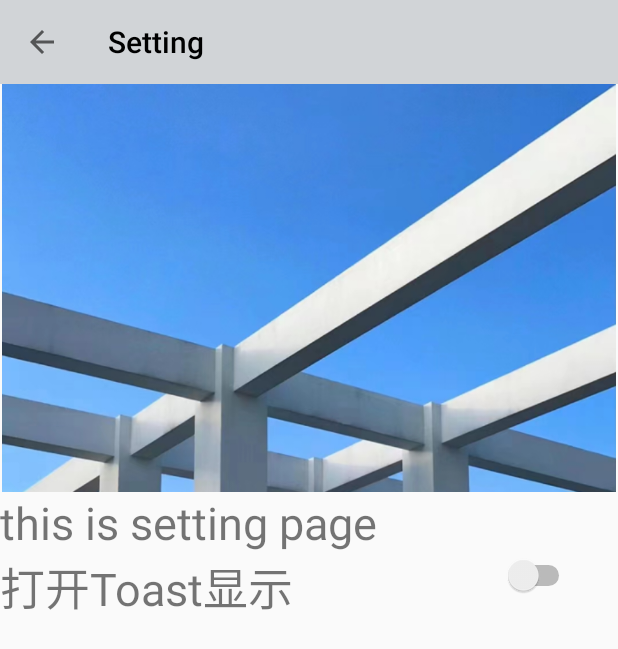
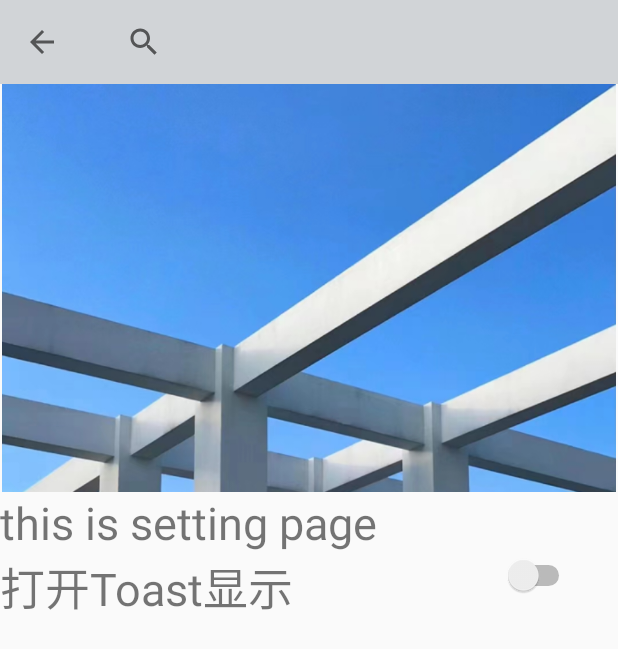
Before and after one commit to BugKillerStudio/bookshelf-jyh, an Android app: the SettingActivity screen opened directly, with no data from a screen before it, on a phone screen of 412 x 824 dp. Shown: the top 649 px of the screen. Run offline under Robolectric (Android 15) with nearby library versions, the phone set to English and light mode, and no system bars.

```diff
--- a/app/src/main/java/com/jnu/student/SettingActivity.java
+++ b/app/src/main/java/com/jnu/student/SettingActivity.java
@@ -32,10 +32,11 @@ public class SettingActivity extends AppCompatActivity {
 
         Map<String, String> logEvents = new HashMap<>();
 
-        logEvents.clear();
-        logEvents.put("Name", "onCreate");
+//        logEvents.clear();
+//        logEvents.put("Name", "onCreate");
 
-
+        Boolean switch_stat = this.getIntent().getBooleanExtra("switch_stat",false);
+//        Toast.makeText(SettingActivity.this,""+switch_stat,Toast.LENGTH_SHORT).show();
         Toolbar mToolbar = (Toolbar) findViewById(R.id.second_toolbar);
         setSupportActionBar(mToolbar);
         if (getSupportActionBar() != null) {
@@ -45,6 +46,11 @@ public class SettingActivity extends AppCompatActivity {
 
         switch1 = findViewById(R.id.setting_switch1);
         switch1_text = findViewById(R.id.setting_switch1_text);
+
+        if(switch_stat){
+            switch1.setChecked(true);
+        }
+
         switch1.setOnCheckedChangeListener(new CompoundButton.OnCheckedChangeListener() {
             @Override
             public void onCheckedChanged(CompoundButton compoundButton, boolean b) {
@@ -56,13 +62,14 @@ public class SettingActivity extends AppCompatActivity {
             }
         });
 //        refreshResult(); // 刷新Switch按钮的开关说明
-        Intent intent=new Intent();
-        Bundle bundle=new Bundle();
-        switch_stat = switch1.isChecked();
-        bundle.putBoolean("switch_stat",switch_stat);
-
-        intent.putExtras(bundle);
-        setResult(666,intent);
+//        Intent intent=new Intent();
+//        Bundle bundle=new Bundle();
+//        switch_stat = switch1.isChecked();
+//        Toast.makeText(SettingActivity.this,""+switch_stat,Toast.LENGTH_SHORT).show();
+//        bundle.putBoolean("switch_stat",switch_stat);
+//
+//        intent.putExtras(bundle);
+//        setResult(666,intent);
 
     }
 
@@ -71,6 +78,13 @@ public class SettingActivity extends AppCompatActivity {
     public boolean onOptionsItemSelected(MenuItem item) {
         switch (item.getItemId()) {
             case android.R.id.home:
+                Intent intent=new Intent();
+                Bundle bundle=new Bundle();
+                switch_stat = switch1.isChecked();
+                bundle.putBoolean("switch_stat",switch_stat);
+
+                intent.putExtras(bundle);
+                setResult(666,intent);
                 finish();
                 break;
             default:
--- a/app/src/main/res/layout/main_toolbar.xml
+++ b/app/src/main/res/layout/main_toolbar.xml
@@ -22,5 +22,10 @@
             app:menu="@menu/activity_main_drawer"
             android:layout_gravity="center_vertical">
         </com.google.android.material.navigation.NavigationView>
+        <android.widget.SearchView
+            android:id="@+id/searchview"
+            android:layout_width="match_parent"
+            android:layout_height="match_parent"
+            android:queryHint="请输入搜索内容"/>
     </androidx.appcompat.widget.Toolbar>
 </LinearLayout>
```
Also changed, not shown: app/src/main/java/com/jnu/student/MainActivity.java (+75 -6 lines).
